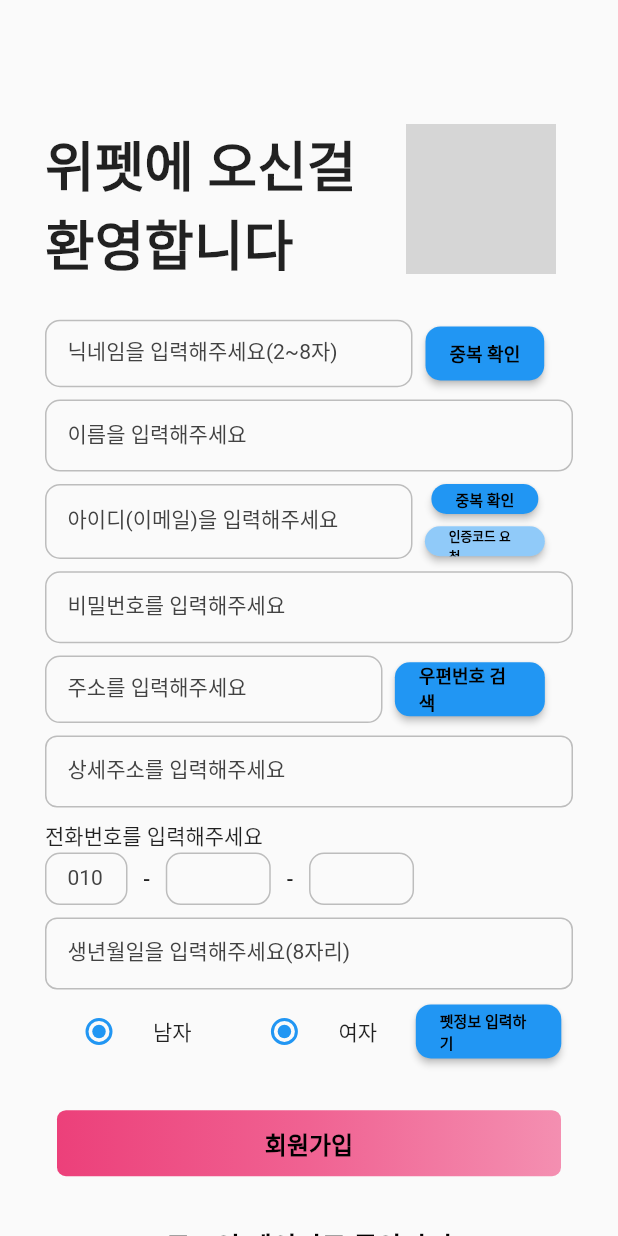
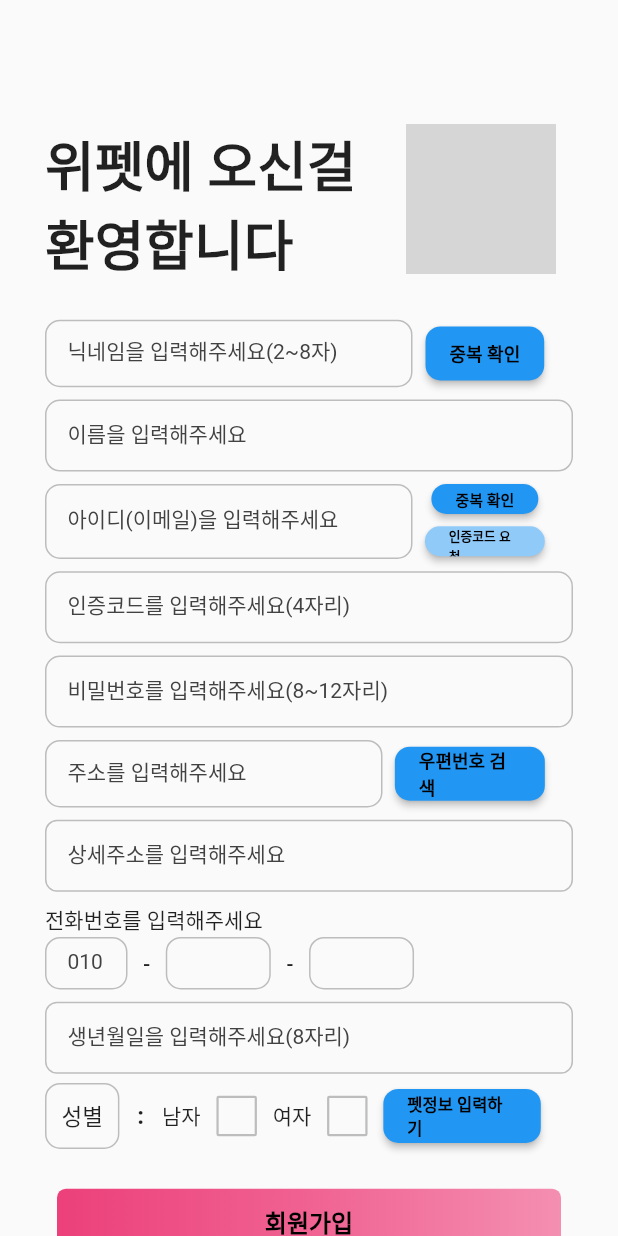
Before and after one commit to JmSmartProject/FrontEnd, a Flutter app: the SignupPage screen opened directly, on a phone screen of 412 x 824 dp. Run offline on Flutter 3.47's test engine with Material 2 defaults, Android fonts, the light colour scheme and no system bars; network calls fail; grey boxes are pictures that could not be loaded.

Commit message:
Update signup_page.dart

```diff
--- a/JMSmart_project/lib/modules/login_page/signup_page.dart
+++ b/JMSmart_project/lib/modules/login_page/signup_page.dart
@@ -7,10 +7,9 @@
   _SignupPageState createState() => _SignupPageState();
 }
 
-enum Gender { MAN, WOMAN }
-
 class _SignupPageState extends State<SignupPage> {
-  Gender _gender = Gender.MAN;
+  var person_man = false;
+  var person_woman = false;
   final IDController = TextEditingController();
   final PWController = TextEditingController();
 
@@ -224,7 +223,26 @@
                 children: <Widget>[
                   TextField(
                     decoration: InputDecoration(
-                      labelText: "비밀번호를 입력해주세요",
+                      labelText: "인증코드를 입력해주세요(4자리)",
+                      contentPadding: EdgeInsets.fromLTRB(15, 10, 10, 10),
+                      labelStyle:
+                      TextStyle(fontSize: 14, color: Colors.grey.shade800),
+                      enabledBorder: OutlineInputBorder(
+                        borderRadius: BorderRadius.circular(10),
+                        borderSide: BorderSide(color: Colors.grey.shade400),
+                      ),
+                      focusedBorder: OutlineInputBorder(
+                        borderRadius: BorderRadius.circular(10),
+                        borderSide: BorderSide(color: Colors.red),
+                      ),
+                      floatingLabelBehavior: FloatingLabelBehavior.auto,
+                    ),
+                    controller: PWController,
+                  ),
+                  SizedBox(height: size.height * 0.01),
+                  TextField(
+                    decoration: InputDecoration(
+                      labelText: "비밀번호를 입력해주세요(8~12자리)",
                       contentPadding: EdgeInsets.fromLTRB(15, 10, 10, 10),
                       labelStyle:
                           TextStyle(fontSize: 14, color: Colors.grey.shade800),
@@ -414,42 +432,55 @@
                       floatingLabelBehavior: FloatingLabelBehavior.auto,
                     ),
                   ),
+                  SizedBox(height: size.height * 0.005),
                   Row(
                     children: <Widget>[
                       Container(
-                        width: size.width * 0.3,
-                        child: RadioListTile(
-                            title: Text(
-                              "남자",
-                              style: TextStyle(fontSize: 14),
+                        padding: EdgeInsets.all(10),
+                        decoration: BoxDecoration(
+                          border: Border.all(color: Colors.grey.shade400),
+                          borderRadius: BorderRadius.circular(10),
                         ),
-                            value: Gender.MAN,
-                            groupValue: _gender,
+                        child: Text("성별", style: TextStyle(fontSize: 15,),),
+                      ),
+                      Text(
+                        "   :   ",
+                        style: TextStyle(fontSize: 16, fontWeight: FontWeight.w600),
+                      ),
+                      Text('남자'),
+                      Transform.scale(
+                        scale: 1.5,
+                        child: Checkbox(
+                          side: BorderSide(color: Colors.grey.shade400),
+                          activeColor: Colors.white,
+                          checkColor: Colors.blue,
+                          value: person_man,
                           onChanged: (value) {
                             setState(() {
-                                _gender = value!;
+                              person_man = value!;
                             });
-                            }),
+                          },
                         ),
-                      Container(
-                        width: size.width * 0.3,
-                        child: RadioListTile(
-                            title: Text(
-                              "여자",
-                              style: TextStyle(fontSize: 14),
                       ),
-                            value: Gender.MAN,
-                            groupValue: _gender,
+                      Text('여자'),
+                      Transform.scale(
+                        scale: 1.5,
+                        child: Checkbox(
+                          side: BorderSide(color: Colors.grey.shade400),
+                          activeColor: Colors.white,
+                          checkColor: Colors.blue,
+                          value: person_woman,
                           onChanged: (value) {
                             setState(() {
-                                _gender = value!;
+                              person_woman = value!;
                             });
-                            }),
+                          },
+                        ),
                       ),
                       Container(
                         alignment: Alignment.center,
                         height: 45,
-                        width: 97,
+                        width: 105,
                         child: ElevatedButton(
                           onPressed: () {
                             Navigator.push(context,
@@ -464,7 +495,7 @@
                           child: const Text(
                             "펫정보 입력하기",
                             style: TextStyle(
-                                fontSize: 10,
+                                fontSize: 11,
                                 color: Colors.black,
                                 fontWeight: FontWeight.w600),
                           ),
```
Lines whose indentation alone changed are shown as unchanged.
